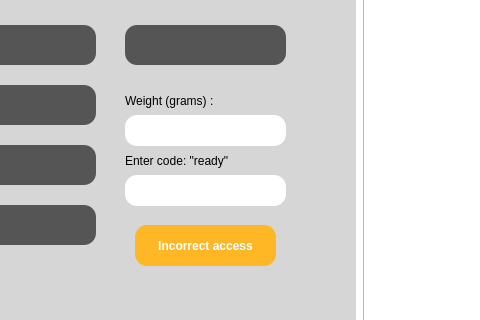
Above: main/template/IHM.ui from thetintin1000/peel-test-compiled before the change; both pictures show x 547 to 1027 and y 111 to 431 of the 1290 by 659 pixel window. Below: the same form after it.
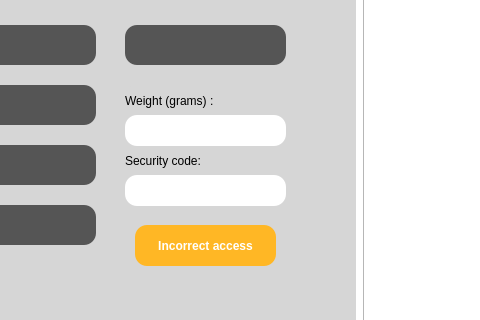
That is the form after the change. The open tabs and pages were chosen to show the change. Icons and pictures are not drawn.

```diff
--- a/main/template/IHM.ui
+++ b/main/template/IHM.ui
@@ -1852,7 +1852,7 @@
        <string notr="true">color: black</string>
       </property>
       <property name="text">
-       <string>Enter code: "ready"</string>
+       <string>Security code:</string>
       </property>
      </widget>
 
```
